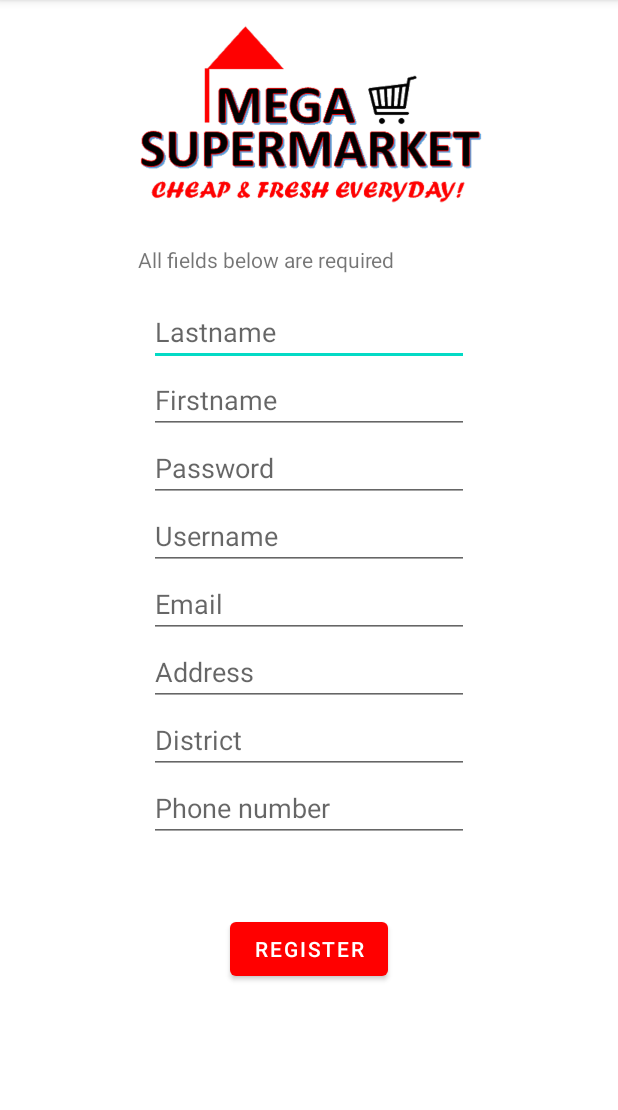
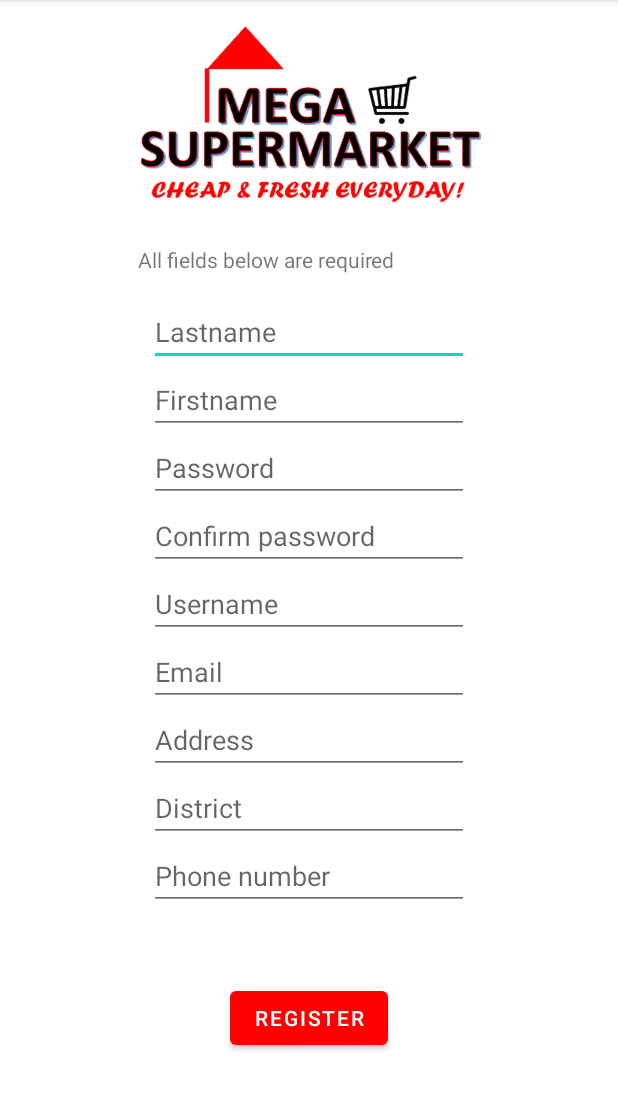
Before and after one commit to Heelmatt21/Mega-Supermarket2021, an Android app: the RegisterActivity screen opened directly, with no data from a screen before it, on a phone screen of 412 x 824 dp, the part 84-1194 px from its top. Run offline under Robolectric (Android 15) with nearby library versions, the phone set to English and light mode, and no system bars; libraries missing offline, so code that uses them is left out: com.basgeekball.awesomevalidation.

Commit message:
MEGA SUPERMARKET APP

```diff
--- a/MegaSupermarket/app/build.gradle
+++ b/MegaSupermarket/app/build.gradle
@@ -36,4 +36,9 @@ dependencies {
     testImplementation 'junit:junit:4.+'
     androidTestImplementation 'androidx.test.ext:junit:1.1.2'
     androidTestImplementation 'androidx.test.espresso:espresso-core:3.3.0'
+
+
+    implementation 'com.basgeekball:awesome-validation:4.2'
+
+
 }
--- a/MegaSupermarket/app/src/main/java/sr/unasat/megasupermarket/RegisterActivity.java
+++ b/MegaSupermarket/app/src/main/java/sr/unasat/megasupermarket/RegisterActivity.java
@@ -2,21 +2,28 @@ package sr.unasat.megasupermarket;
 
 import androidx.appcompat.app.AppCompatActivity;
 
+import android.app.Activity;
 import android.os.Bundle;
+import android.view.View;
 import android.widget.Button;
 import android.widget.EditText;
+import android.widget.Toast;
+
+import com.basgeekball.awesomevalidation.ValidationStyle;
 
 public class RegisterActivity extends AppCompatActivity {
     private EditText Lastname;
     private EditText Firstname;
     private EditText Password1;
+    private EditText Confirm_password;
     private EditText Username1;
     private EditText Email;
     private EditText Address;
     private EditText District;
-    private Number Phone_number;
+    private EditText Phone_number;
     private Button Register1;
 
+    boolean isAllFieldsChecked = false;
 
 
     @Override
@@ -24,8 +31,71 @@ public class RegisterActivity extends AppCompatActivity {
         super.onCreate(savedInstanceState);
         setContentView(R.layout.activity_register);
 
+        Lastname = findViewById(R.id.Lastname_text);
+        Firstname = findViewById(R.id.firstname_text);
+        Password1 = findViewById(R.id.password_text2);
+        Confirm_password = findViewById(R.id.confirmpassword_text);
+        Username1 = findViewById(R.id.username_text2);
+        Email = findViewById(R.id.Email_text);
+        Address = findViewById(R.id.Address_text);
+        District = findViewById(R.id.district_text);
+        Phone_number = findViewById(R.id.phone_number);
+        Register1 = findViewById(R.id.register_button2);
+
+        Register1.setOnClickListener(new View.OnClickListener() {
+            @Override
+            public void onClick(View v) {
+                isAllFieldsChecked = CheckAllFields();
+
+                if (isAllFieldsChecked) {
+                    Toast.makeText(getApplicationContext(), "Successfully registered", Toast.LENGTH_SHORT).show();
+                }
+            }
+        });
+    }
+
+    private boolean CheckAllFields() {
+        if (Lastname.length() == 0) {
+            Lastname.setError("This field is required");
+            return false;
+        }
+        if (Firstname.length() == 0) {
+            Firstname.setError("This field is required");
+            return false;
+        }
+        if (Password1.length() == 0) {
+            Password1.setError("This field is required");
+            return false;
+        }
+        if (Confirm_password.length() == 0) {
+            Confirm_password.setError("This field is required");
+            return false;
+        }
+        if (Username1.length() == 0) {
+            Username1.setError("This field is required");
+            return false;
+        }
+        if (Email.length() == 0) {
+            Email.setError("This field is required");
+            return false;
+        }
+        if (Address.length() == 0) {
+            Address.setError("This field is required");
+            return false;
+        }
+        if (District.length() == 0) {
+            District.setError("This field is required");
+            return false;
+        }
+        if (Phone_number.length() == 0) {
+            Phone_number.setError("This field is required");
+            return false;
+        }
 
 
+
+
+
+        return true;
     }
-
 }
--- a/MegaSupermarket/app/src/main/res/layout/activity_register.xml
+++ b/MegaSupermarket/app/src/main/res/layout/activity_register.xml
@@ -45,7 +45,7 @@
         android:inputType="textPersonName"
         app:layout_constraintEnd_toEndOf="parent"
         app:layout_constraintStart_toStartOf="parent"
-        app:layout_constraintTop_toBottomOf="@+id/password_text2" />
+        app:layout_constraintTop_toBottomOf="@+id/confirmpassword_text" />
 
     <EditText
         android:id="@+id/Email_text"
@@ -104,7 +104,7 @@
         android:layout_width="wrap_content"
         android:layout_height="wrap_content"
         android:layout_marginStart="163dp"
-        android:layout_marginTop="47dp"
+        android:layout_marginTop="48dp"
         android:layout_marginEnd="163dp"
         android:text="Register"
         app:layout_constraintEnd_toEndOf="parent"
@@ -150,4 +150,17 @@
         app:layout_constraintStart_toStartOf="parent"
         app:layout_constraintTop_toTopOf="parent"
         app:srcCompat="@drawable/mega1" />
+
+    <EditText
+        android:id="@+id/confirmpassword_text"
+        android:layout_width="wrap_content"
+        android:layout_height="wrap_content"
+        android:layout_marginStart="110dp"
+        android:layout_marginEnd="110dp"
+        android:ems="10"
+        android:hint="Confirm password"
+        android:inputType="textPassword"
+        app:layout_constraintEnd_toEndOf="parent"
+        app:layout_constraintStart_toStartOf="parent"
+        app:layout_constraintTop_toBottomOf="@+id/password_text2" />
 </androidx.constraintlayout.widget.ConstraintLayout>
--- a/MegaSupermarket/app/src/main/res/values/strings.xml
+++ b/MegaSupermarket/app/src/main/res/values/strings.xml
@@ -1,4 +1,5 @@
 <resources>
     <string name="app_name">MEGA SUPERMARKET</string>
+    <string name="lastname">Lastname</string>
 
 </resources>
```
Also changed, not shown: MegaSupermarket/gradle/wrapper/gradle-wrapper.properties.
